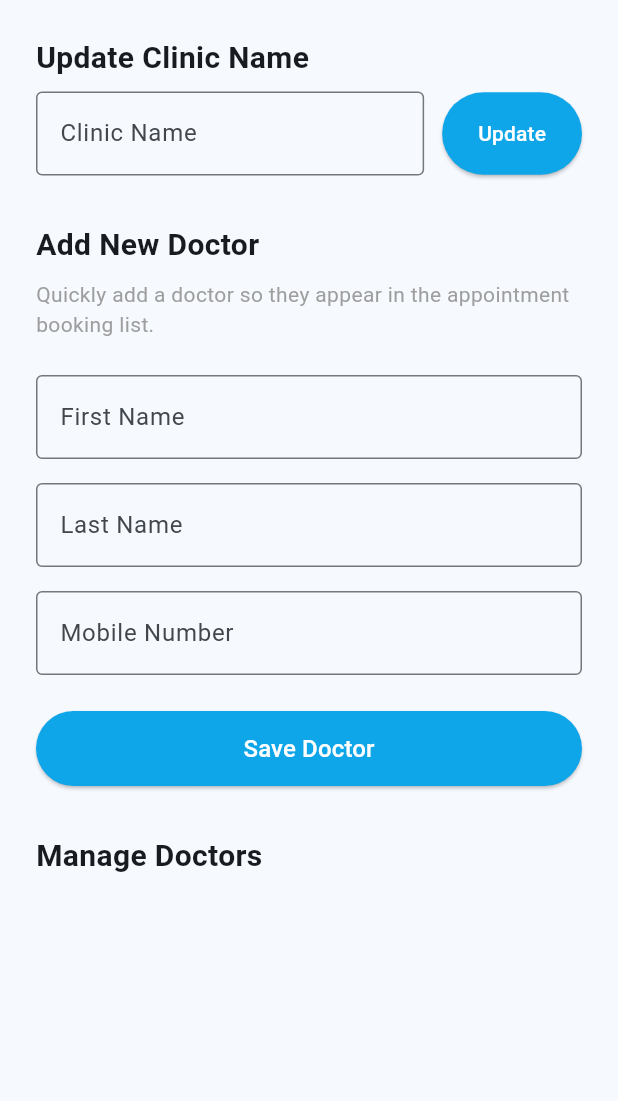
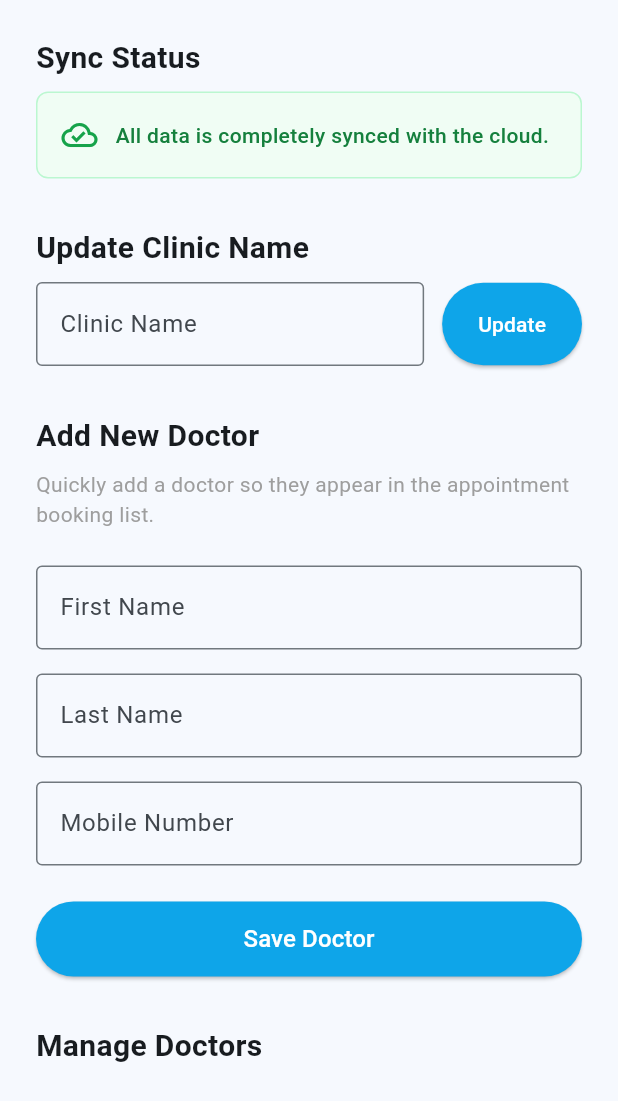
Before and after one commit to yuvrajarora1805/apto, a Flutter app: the SettingsScreen screen opened directly, on a phone screen of 412 x 824 dp. Shown: the top 1101 px of the screen. Run offline on Flutter 3.47's test engine with Material 3 defaults, Android fonts, the phone set to English and light mode, and no system bars; our stand-ins replace connectivity_plus, flutter_secure_storage, sqflite, table_calendar; accounts and stored records are empty; network calls fail.

Commit message:
Fix DB upgrade and add Sync Status UI

```diff
--- a/clinicia_mobile/lib/screens/settings_screen.dart
+++ b/clinicia_mobile/lib/screens/settings_screen.dart
@@ -1,6 +1,7 @@
 import 'package:flutter/material.dart';
 import '../services/api_service.dart';
 import '../services/auth_service.dart';
+import '../services/database_helper.dart';
 
 class SettingsScreen extends StatefulWidget {
   const SettingsScreen({super.key});
@@ -79,6 +80,60 @@ class _SettingsScreenState extends State<SettingsScreen> {
         child: Column(
           crossAxisAlignment: CrossAxisAlignment.stretch,
           children: [
+            const Text(
+              "Sync Status",
+              style: TextStyle(fontSize: 20, fontWeight: FontWeight.bold),
+            ),
+            const SizedBox(height: 8),
+            FutureBuilder(
+              future: Future.wait([
+                DatabaseHelper.instance.getUnsyncedPatients(),
+                DatabaseHelper.instance.getUnsyncedAppointments(),
+              ]),
+              builder: (context, AsyncSnapshot<List<List<Map<String, dynamic>>>> snapshot) {
+                if (!snapshot.hasData) return const CircularProgressIndicator();
+                int pendingPats = snapshot.data![0].length;
+                int pendingAppts = snapshot.data![1].length;
+                int total = pendingPats + pendingAppts;
+                return Container(
+                  padding: const EdgeInsets.all(16),
+                  decoration: BoxDecoration(
+                    color: total > 0 ? const Color(0xFFfffbeb) : const Color(0xFFf0fdf4),
+                    borderRadius: BorderRadius.circular(8),
+                    border: Border.all(color: total > 0 ? const Color(0xFFfde68a) : const Color(0xFFbbf7d0)),
+                  ),
+                  child: Row(
+                    children: [
+                      Icon(
+                        total > 0 ? Icons.cloud_upload_outlined : Icons.cloud_done_outlined,
+                        color: total > 0 ? const Color(0xFFd97706) : const Color(0xFF16a34a),
+                      ),
+                      const SizedBox(width: 12),
+                      Expanded(
+                        child: Text(
+                          total > 0 ? "\$total items pending sync to cloud (\$pendingPats patients, \$pendingAppts appointments)" : "All data is completely synced with the cloud.",
+                          style: TextStyle(
+                            color: total > 0 ? const Color(0xFFb45309) : const Color(0xFF15803d),
+                            fontWeight: FontWeight.w500,
+                          ),
+                        ),
+                      ),
+                      if (total > 0)
+                        ElevatedButton(
+                          style: ElevatedButton.styleFrom(backgroundColor: const Color(0xFF0ea5e9), foregroundColor: Colors.white),
+                          onPressed: () async {
+                            await ApiService.syncOfflineData();
+                            setState(() {});
+                            if (mounted) ScaffoldMessenger.of(context).showSnackBar(const SnackBar(content: Text("Sync complete!")));
+                          },
+                          child: const Text("Sync Now"),
+                        )
+                    ],
+                  ),
+                );
+              },
+            ),
+            const SizedBox(height: 32),
             const Text(
               "Update Clinic Name",
               style: TextStyle(fontSize: 20, fontWeight: FontWeight.bold),
```
Also changed, not shown: clinicia_mobile/lib/services/database_helper.dart (+18 -1 lines).
